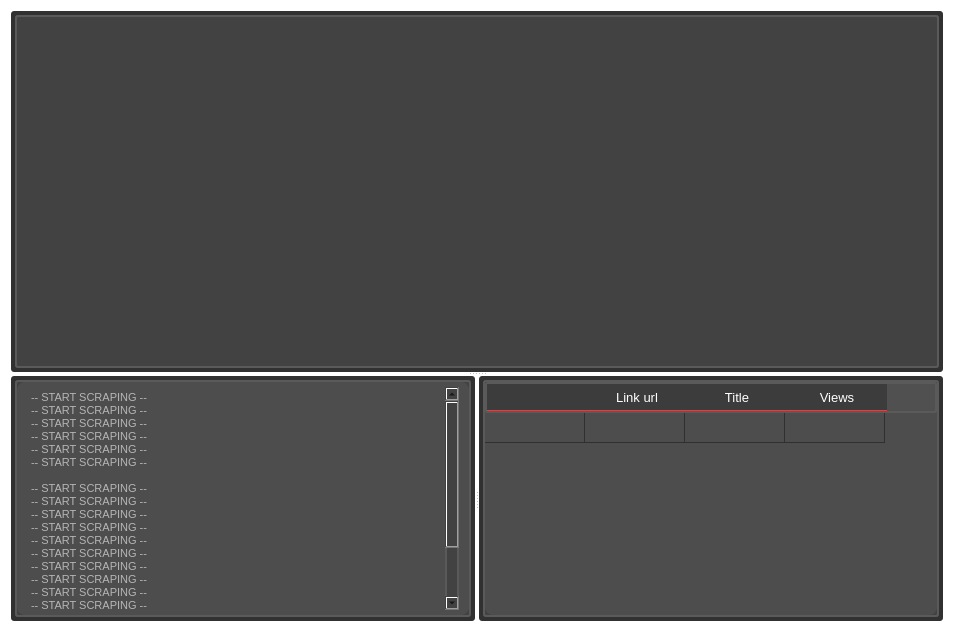
First picture: the form in widget/central_panel/central_panel.ui, repository T4M1Z/GUI-PyQT5-Youtub3r_Scrap3r, before the edit.
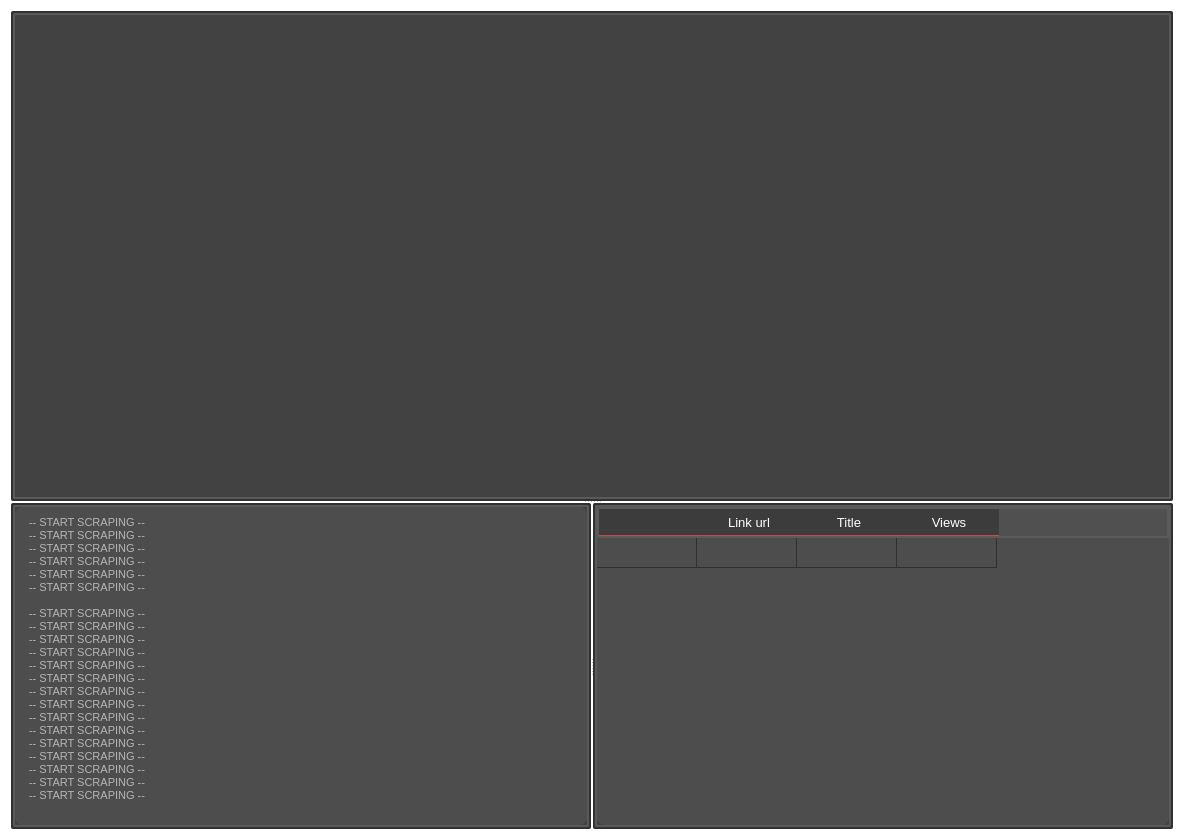
Second picture: the form after the edit.

The edit to the form file:
```diff
--- a/widget/central_panel/central_panel.ui
+++ b/widget/central_panel/central_panel.ui
@@ -6,8 +6,8 @@
    <rect>
     <x>0</x>
     <y>0</y>
-    <width>954</width>
-    <height>632</height>
+    <width>1184</width>
+    <height>840</height>
    </rect>
   </property>
   <property name="windowTitle">
@@ -17,36 +17,32 @@
    <string notr="true">border:none;
 background-color: qlineargradient(spread:pad, x1:0, y1:0.0116818, x2:1, y2:1, stop:1 rgba(0, 0, 0, 0));</string>
   </property>
-  <layout class="QVBoxLayout" name="verticalLayout">
+  <layout class="QHBoxLayout" name="horizontalLayout_2">
    <item>
     <widget class="QSplitter" name="splitter_2">
      <property name="orientation">
       <enum>Qt::Vertical</enum>
      </property>
+     <property name="handleWidth">
+      <number>2</number>
+     </property>
      <property name="childrenCollapsible">
       <bool>false</bool>
      </property>
      <widget class="QWidget" name="layoutWidget">
-      <layout class="QGridLayout" name="gridLayout_3" rowstretch="5,0">
+      <layout class="QGridLayout" name="gridLayout_3" rowstretch="0">
+       <property name="sizeConstraint">
+        <enum>QLayout::SetMaximumSize</enum>
+       </property>
        <property name="topMargin">
         <number>0</number>
        </property>
        <property name="bottomMargin">
         <number>0</number>
        </property>
-       <item row="1" column="0">
-        <spacer name="verticalSpacer_2">
-         <property name="orientation">
-          <enum>Qt::Vertical</enum>
-         </property>
-         <property name="sizeHint" stdset="0">
-          <size>
-           <width>20</width>
-           <height>0</height>
-          </size>
-         </property>
-        </spacer>
-       </item>
+       <property name="horizontalSpacing">
+        <number>6</number>
+       </property>
        <item row="0" column="0">
         <widget class="QFrame" name="frame">
          <property name="minimumSize">
@@ -86,9 +82,15 @@
           </property>
           <item>
            <widget class="QFrame" name="frame_5">
+            <property name="maximumSize">
+             <size>
+              <width>16777215</width>
+              <height>16777215</height>
+             </size>
+            </property>
             <property name="styleSheet">
              <string notr="true">background-color: rgb(49, 49, 49);
-border-radius:3px;
+border-radius:2px;
 
 border:0px;</string>
             </property>
@@ -100,16 +102,16 @@
             </property>
             <layout class="QHBoxLayout" name="horizontalLayout_14">
              <property name="leftMargin">
-              <number>4</number>
+              <number>2</number>
              </property>
              <property name="topMargin">
-              <number>4</number>
+              <number>2</number>
              </property>
              <property name="rightMargin">
-              <number>4</number>
+              <number>2</number>
              </property>
              <property name="bottomMargin">
-              <number>4</number>
+              <number>2</number>
              </property>
              <item>
               <widget class="QFrame" name="frame_2">
@@ -125,10 +127,16 @@
                </property>
                <layout class="QHBoxLayout" name="horizontalLayout_11">
                 <property name="leftMargin">
-                 <number>9</number>
+                 <number>0</number>
                 </property>
                 <property name="topMargin">
-                 <number>9</number>
+                 <number>0</number>
+                </property>
+                <property name="rightMargin">
+                 <number>0</number>
+                </property>
+                <property name="bottomMargin">
+                 <number>0</number>
                 </property>
                 <item>
                  <layout class="QHBoxLayout" name="selenium_layout"/>
@@ -148,6 +156,18 @@
       <layout class="QHBoxLayout" name="layout_monitoring">
        <item>
         <widget class="QFrame" name="scraping_monitoring_frame">
+         <property name="sizePolicy">
+          <sizepolicy hsizetype="Preferred" vsizetype="Expanding">
+           <horstretch>0</horstretch>
+           <verstretch>0</verstretch>
+          </sizepolicy>
+         </property>
+         <property name="minimumSize">
+          <size>
+           <width>0</width>
+           <height>0</height>
+          </size>
+         </property>
          <property name="styleSheet">
           <string notr="true">border:none;
 background-color: qlineargradient(spread:pad, x1:0, y1:0.0116818, x2:1, y2:1, stop:1 rgba(0, 0, 0, 0));</string>
@@ -179,14 +199,32 @@
           </property>
           <item>
            <widget class="QSplitter" name="splitter">
+            <property name="sizePolicy">
+             <sizepolicy hsizetype="Expanding" vsizetype="Expanding">
+              <horstretch>0</horstretch>
+              <verstretch>0</verstretch>
+             </sizepolicy>
+            </property>
+            <property name="lineWidth">
+             <number>1</number>
+            </property>
             <property name="orientation">
              <enum>Qt::Horizontal</enum>
             </property>
+            <property name="opaqueResize">
+             <bool>true</bool>
+            </property>
+            <property name="handleWidth">
+             <number>2</number>
+            </property>
             <property name="childrenCollapsible">
              <bool>false</bool>
             </property>
             <widget class="QWidget" name="layoutWidget">
              <layout class="QHBoxLayout" name="horizontalLayout_18">
+              <property name="sizeConstraint">
+               <enum>QLayout::SetMaximumSize</enum>
+              </property>
               <property name="leftMargin">
                <number>0</number>
               </property>
@@ -197,12 +235,7 @@
                <number>0</number>
               </property>
               <item>
-               <layout class="QHBoxLayout" name="horizontalLayout_2">
-                <property name="leftMargin">
-                 <number>0</number>
-                </property>
-                <item>
-                 <widget class="QFrame" name="frame_20">
+               <widget class="QFrame" name="left_bottom_frame">
                   <property name="minimumSize">
                    <size>
                     <width>230</width>
@@ -211,7 +244,7 @@
                   </property>
                   <property name="styleSheet">
                    <string notr="true">background-color: rgb(49, 49, 49);
-border-radius:3px;
+border-radius:2px;
 
 border:0px;</string>
                   </property>
@@ -223,16 +256,16 @@
                   </property>
                   <layout class="QHBoxLayout" name="horizontalLayout_24">
                    <property name="leftMargin">
-                    <number>4</number>
+                  <number>2</number>
                    </property>
                    <property name="topMargin">
-                    <number>4</number>
+                  <number>2</number>
                    </property>
                    <property name="rightMargin">
-                    <number>4</number>
+                  <number>2</number>
                    </property>
                    <property name="bottomMargin">
-                    <number>4</number>
+                  <number>2</number>
                    </property>
                    <item>
                     <widget class="QFrame" name="frame_23">
@@ -310,13 +343,17 @@
                  </widget>
                 </item>
                </layout>
-              </item>
-             </layout>
             </widget>
             <widget class="QWidget" name="horizontalLayoutWidget">
              <layout class="QHBoxLayout" name="horizontalLayout">
               <item>
-               <widget class="QFrame" name="frame_27">
+               <widget class="QFrame" name="right_bottom_frame">
+                <property name="sizePolicy">
+                 <sizepolicy hsizetype="Expanding" vsizetype="Expanding">
+                  <horstretch>0</horstretch>
+                  <verstretch>0</verstretch>
+                 </sizepolicy>
+                </property>
                 <property name="minimumSize">
                  <size>
                   <width>230</width>
@@ -325,7 +362,7 @@
                 </property>
                 <property name="styleSheet">
                  <string notr="true">background-color: rgb(49, 49, 49);
-border-radius:3px;
+border-radius:2px;
 
 border:0px;</string>
                 </property>
@@ -337,16 +374,16 @@
                 </property>
                 <layout class="QHBoxLayout" name="horizontalLayout_29">
                  <property name="leftMargin">
-                  <number>4</number>
+                  <number>2</number>
                  </property>
                  <property name="topMargin">
-                  <number>4</number>
+                  <number>2</number>
                  </property>
                  <property name="rightMargin">
-                  <number>4</number>
+                  <number>2</number>
                  </property>
                  <property name="bottomMargin">
-                  <number>4</number>
+                  <number>2</number>
                  </property>
                  <item>
                   <widget class="QFrame" name="frame_28">
```
Left out of the diff: 8 changed lines with no effect on the pictures. Lines whose indentation alone changed are shown as unchanged.
